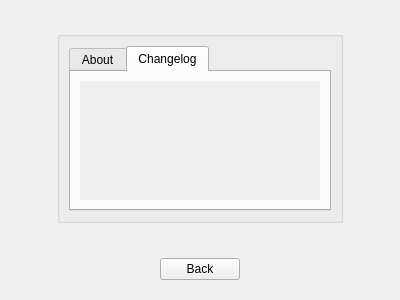
Qt form src/CreditsScreen.ui (RemotelyChaotic/JOIPEngine) before a commit.
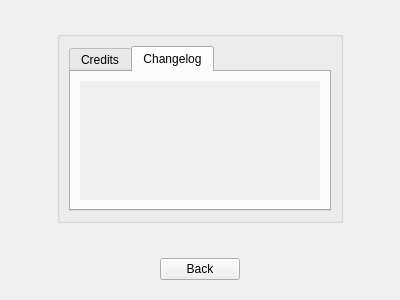
The same form after that commit. The open tabs and pages were chosen to show the change. Custom widgets are drawn as their Qt base class.

```diff
--- a/src/CreditsScreen.ui
+++ b/src/CreditsScreen.ui
@@ -27,7 +27,7 @@
         </property>
         <widget class="QWidget" name="tab">
          <attribute name="title">
-          <string>About</string>
+          <string>Credits</string>
          </attribute>
          <layout class="QVBoxLayout" name="verticalLayout_3">
           <item>
```
Left out of the diff: 4 changed lines with no effect on the pictures.
